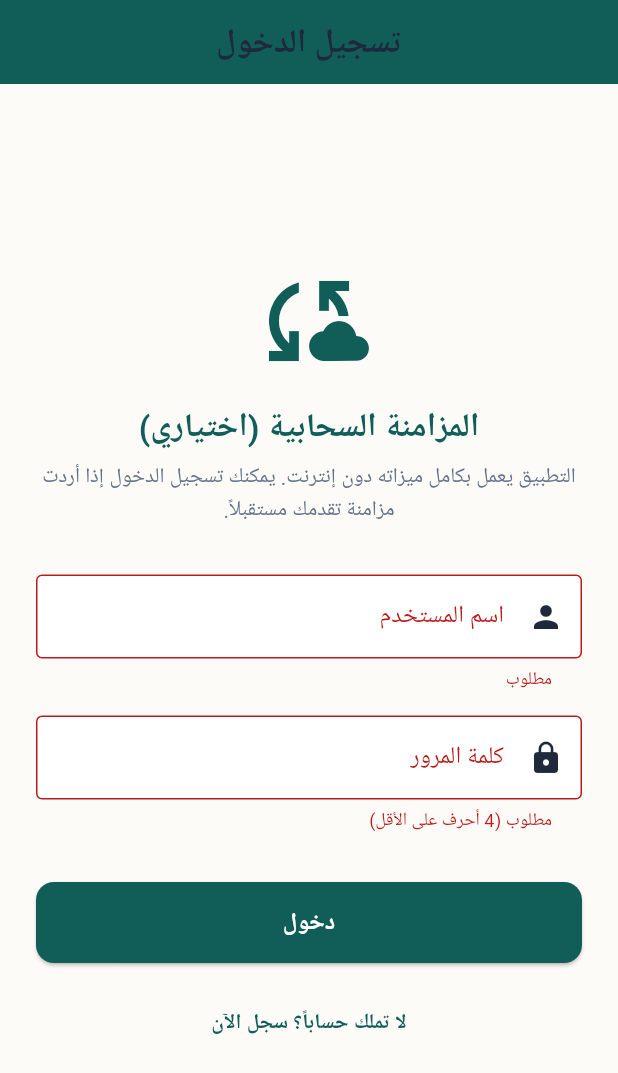
After one commit to mohammed-murad-alqabal/murasikh, a Flutter app: the AuthScreen screen opened directly, after a tap on "دخول", on a phone screen of 412 x 824 dp. The commit adds this screen. Shown: the top 1073 px of the screen. Run offline on Flutter 3.47's test engine with Material 3 defaults, Android fonts, the phone set to English and light mode, and no system bars; our stand-ins replace camera, connectivity_plus, equatable, fl_chart, flutter_bloc, flutter_local_notifications and 4 more; missing offline and left inert: flutter_background_service, google_mlkit_face_detection, health, record; accounts and stored records are empty; network calls fail.

Commit message:
feat(frontend): integrate optional cloud authentication screen (JWT)

```diff
--- /dev/null
+++ b/frontend/lib/features/auth/screens/auth_screen.dart
@@ -0,0 +1,143 @@
+import 'package:flutter/material.dart';
+import 'package:flutter/services.dart';
+
+import '../../../core/theme/app_colors.dart';
+import '../../../services/auth_service.dart';
+
+class AuthScreen extends StatefulWidget {
+  const AuthScreen({super.key});
+
+  @override
+  State<AuthScreen> createState() => _AuthScreenState();
+}
+
+class _AuthScreenState extends State<AuthScreen> {
+  final _formKey = GlobalKey<FormState>();
+  final _usernameController = TextEditingController();
+  final _passwordController = TextEditingController();
+
+  bool _isLogin = true;
+  bool _isLoading = false;
+
+  void _submit() async {
+    if (!_formKey.currentState!.validate()) return;
+
+    setState(() => _isLoading = true);
+    HapticFeedback.lightImpact();
+
+    final username = _usernameController.text.trim();
+    final password = _passwordController.text.trim();
+
+    String? error;
+    if (_isLogin) {
+      error = await AuthService().login(username, password);
+    } else {
+      error = await AuthService().register(username, password);
+    }
+
+    setState(() => _isLoading = false);
+
+    if (error != null) {
+      if (mounted) {
+        ScaffoldMessenger.of(context)
+            .showSnackBar(SnackBar(content: Text(error)));
+      }
+    } else {
+      HapticFeedback.mediumImpact();
+      if (mounted) {
+        ScaffoldMessenger.of(context).showSnackBar(
+          SnackBar(
+            content: Text(
+              _isLogin ? 'تم تسجيل الدخول بنجاح' : 'تم إنشاء الحساب بنجاح',
+            ),
+          ),
+        );
+        Navigator.of(context).pop(true);
+      }
+    }
+  }
+
+  @override
+  Widget build(BuildContext context) {
+    return Scaffold(
+      appBar: AppBar(title: Text(_isLogin ? 'تسجيل الدخول' : 'حساب جديد')),
+      body: Center(
+        child: SingleChildScrollView(
+          padding: const EdgeInsets.all(24.0),
+          child: Form(
+            key: _formKey,
+            child: Column(
+              mainAxisAlignment: MainAxisAlignment.center,
+              children: [
+                Icon(Icons.cloud_sync, size: 80, color: AppColors.primary),
+                const SizedBox(height: 16),
+                Text(
+                  'المزامنة السحابية (اختياري)',
+                  style: Theme.of(context).textTheme.titleLarge?.copyWith(
+                    fontWeight: FontWeight.bold,
+                    color: AppColors.primary,
+                  ),
+                ),
+                const SizedBox(height: 8),
+                Text(
+                  'التطبيق يعمل بكامل ميزاته دون إنترنت. يمكنك تسجيل الدخول إذا أردت مزامنة تقدمك مستقبلاً.',
+                  textAlign: TextAlign.center,
+                  style: Theme.of(context).textTheme.bodyMedium,
+                ),
+                const SizedBox(height: 32),
+                TextFormField(
+                  controller: _usernameController,
+                  decoration: const InputDecoration(
+                    labelText: 'اسم المستخدم',
+                    prefixIcon: Icon(Icons.person),
+                    border: OutlineInputBorder(),
+                  ),
+                  validator: (val) =>
+                      val == null || val.isEmpty ? 'مطلوب' : null,
+                ),
+                const SizedBox(height: 16),
+                TextFormField(
+                  controller: _passwordController,
+                  obscureText: true,
+                  decoration: const InputDecoration(
+                    labelText: 'كلمة المرور',
+                    prefixIcon: Icon(Icons.lock),
+                    border: OutlineInputBorder(),
+                  ),
+                  validator: (val) => val == null || val.length < 4
+                      ? 'مطلوب (4 أحرف على الأقل)'
+                      : null,
+                ),
+                const SizedBox(height: 32),
+                _isLoading
+                    ? const CircularProgressIndicator()
+                    : ElevatedButton(
+                        style: ElevatedButton.styleFrom(
+                          minimumSize: const Size(double.infinity, 50),
+                          backgroundColor: AppColors.primary,
+                          foregroundColor: Colors.white,
+                        ),
+                        onPressed: _submit,
+                        child: Text(_isLogin ? 'دخول' : 'تسجيل حساب جديد'),
+                      ),
+                const SizedBox(height: 16),
+                TextButton(
+                  onPressed: () {
+                    setState(() {
+                      _isLogin = !_isLogin;
+                    });
+                  },
+                  child: Text(
+                    _isLogin
+                        ? 'لا تملك حساباً؟ سجل الآن'
+                        : 'لديك حساب؟ سجل الدخول',
+                  ),
+                ),
+              ],
+            ),
+          ),
+        ),
+      ),
+    );
+  }
+}
--- a/frontend/lib/services/face_emotion_service.dart
+++ b/frontend/lib/services/face_emotion_service.dart
@@ -35,8 +35,9 @@ class FaceEmotionService extends ChangeNotifier with WidgetsBindingObserver {
 
   @override
   void didChangeAppLifecycleState(AppLifecycleState state) {
-    if (_cameraController == null || !_cameraController!.value.isInitialized)
+    if (_cameraController == null || !_cameraController!.value.isInitialized) {
       return;
+    }
 
     if (state == AppLifecycleState.inactive ||
         state == AppLifecycleState.paused) {
```
Also changed, not shown: frontend/lib/features/settings/screens/personal_info_screen.dart (+25 -1 lines), frontend/lib/features/settings/views/privacy_screen.dart (+21 -8 lines), frontend/lib/services/auth_service.dart (added, +92 -0 lines), frontend/lib/services/health_service.dart (+12 -11 lines), frontend/lib/features/chat/presentation/screens/chat_screen.dart (line endings or trailing spaces).
